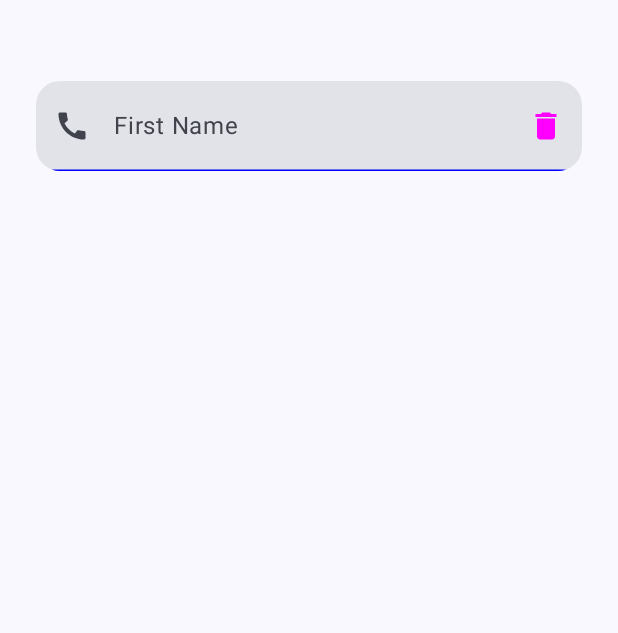
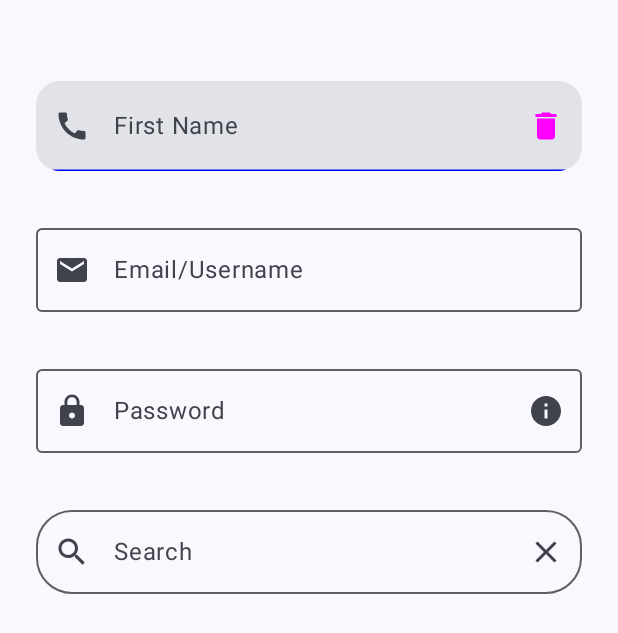
Before and after one commit to datle142/Tired, an Android app built with Jetpack Compose: the screen it shows after launch (MainActivity), on a phone screen of 412 x 824 dp. Shown: the top 633 px of the screen. Run offline under Robolectric (Android 15) with nearby library versions, the phone set to English and light mode, and no system bars; pictures from the network do not load.

Commit message:
textfield2

```diff
--- a/compose/app/src/main/java/com/example/myapplication/MainActivity.kt
+++ b/compose/app/src/main/java/com/example/myapplication/MainActivity.kt
@@ -1,5 +1,6 @@
 package com.example.myapplication
 
+import android.R.attr.contentDescription
 import androidx.compose.ui.platform.LocalSoftwareKeyboardController
 import androidx.compose.runtime.setValue
 import androidx.compose.ui.semantics.Role
@@ -10,6 +11,7 @@ import androidx.compose.foundation.shape.RoundedCornerShape
 import androidx.compose.material.icons.Icons
 import androidx.compose.material.icons.filled.Add
 import android.R.attr.enabled
+import android.R.attr.value
 import android.os.Bundle
 import android.renderscript.ScriptGroup
 import android.text.BoringLayout
@@ -66,11 +68,16 @@ import coil.compose.AsyncImage
 import coil.compose.rememberAsyncImagePainter
 import androidx.compose.material.icons.Icons.Default
 import androidx.compose.material.icons.filled.Call
+import androidx.compose.material.icons.filled.Close
 import androidx.compose.material.icons.filled.Delete
+import androidx.compose.material.icons.filled.Email
+import androidx.compose.material.icons.filled.Info
+import androidx.compose.material.icons.filled.Lock
 import androidx.compose.material.icons.filled.Person
 import androidx.compose.material.icons.filled.Search
 import androidx.compose.material3.Checkbox
 import androidx.compose.material3.IconButton
+import androidx.compose.material3.OutlinedTextField
 import androidx.compose.material3.RadioButton
 import androidx.compose.material3.Shapes
 import androidx.compose.material3.TextField
@@ -80,6 +87,8 @@ import androidx.compose.runtime.remember
 import androidx.compose.ui.input.pointer.pointerInput
 import androidx.compose.ui.text.input.ImeAction
 import androidx.compose.ui.text.input.KeyboardType
+import androidx.compose.ui.text.input.PasswordVisualTransformation
+import androidx.compose.ui.text.input.VisualTransformation
 
 class MainActivity : ComponentActivity() {
     override fun onCreate(savedInstanceState: Bundle?) {
@@ -287,13 +296,92 @@ fun textfield() {
             keyboardType = KeyboardType.Phone
         ),
         keyboardActions = KeyboardActions(
-            onDone = {keyboardController?.hide()}
+            onDone = { keyboardController?.hide() }
         )
     )
 
-
 }
 
+@Composable
+fun outlineTextField() {
+    var mail by remember { mutableStateOf("") }
+    OutlinedTextField(
+        value = mail,
+        onValueChange = { newText ->
+            mail = newText
+        },
+        label = { Text(text = "Email/Username") },
+        placeholder = { Text(text = "Email/username") },
+        leadingIcon = {
+            Icon(
+                Icons.Default.Email,
+                contentDescription = null
+            )
+        },
+        modifier = Modifier.fillMaxWidth(),
+
+        )
+}
+
+@Composable
+fun outlinePassword() {
+    var password by remember { mutableStateOf("") }
+    var showPassWord by remember { mutableStateOf(false) }
+    OutlinedTextField(
+        value = password,
+        onValueChange = {
+            password = it
+        },
+        label = { Text(text = "Password") },
+        placeholder = { Text(text = "Enter your password") },
+        leadingIcon = {
+            Icon(
+                Icons.Default.Lock,
+                contentDescription = null
+            )
+        },
+        trailingIcon = {
+            IconButton(onClick = { showPassWord = !showPassWord }) {
+                Icon(
+                    if (showPassWord) Icons.Default.Close else Icons.Default.Info,
+                    contentDescription = null
+                )
+            }
+        },
+        visualTransformation = if (showPassWord) VisualTransformation.None else PasswordVisualTransformation(),
+        modifier = Modifier.fillMaxWidth(),
+    )
+}
+
+@Composable
+fun sreachOutline() {
+    var sreach by remember { mutableStateOf("") }
+    OutlinedTextField(
+        value = sreach,
+        onValueChange = {
+            sreach = it
+        },
+        label = { Text(text = "Search") },
+        leadingIcon = {
+            Icon(
+                Icons.Default.Search,
+                contentDescription = null
+            )
+        },
+        trailingIcon = {
+            IconButton(onClick = { sreach = "" }) {
+                Icon(
+                    Icons.Default.Close,
+                    contentDescription = null
+                )
+            }
+        },
+        modifier = Modifier.fillMaxWidth(),
+        placeholder = { Text(text = "Search") },
+        shape = RoundedCornerShape(24.dp),
+
+        )
+}
 
 @Composable
 fun HomeScreen() {
@@ -304,6 +392,12 @@ fun HomeScreen() {
     ) {
         Spacer(modifier = Modifier.height(30.dp))
         textfield()
+        Spacer(modifier = Modifier.height(30.dp))
+        outlineTextField()
+        Spacer(modifier = Modifier.height(30.dp))
+        outlinePassword()
+        Spacer(modifier = Modifier.height(30.dp))
+        sreachOutline()
     }
 }
 
```
